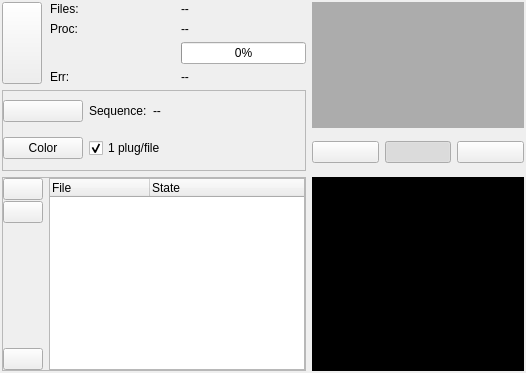
Before: the Qt Designer form workflow/tools/ui/batch_progress_widget.ui in cseyve/piaf, drawn with Qt 5.
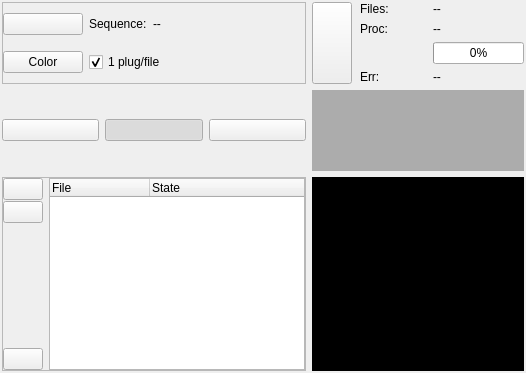
After: the same form once the commit is applied. Icons and pictures are not drawn. Custom widgets are drawn as their Qt base class.

Commit message: Fix display of batch processing tool

The edit to the form file:
```diff
--- a/workflow/tools/ui/batch_progress_widget.ui
+++ b/workflow/tools/ui/batch_progress_widget.ui
@@ -24,158 +24,7 @@
    <property name="margin">
     <number>2</number>
    </property>
-   <item row="0" column="0">
-    <widget class="QWidget" name="widget_progress" native="true">
-     <layout class="QHBoxLayout" name="horizontalLayout">
-      <property name="margin">
-       <number>0</number>
-      </property>
-      <item>
-       <widget class="QPushButton" name="playPauseButton">
-        <property name="sizePolicy">
-         <sizepolicy hsizetype="Preferred" vsizetype="Preferred">
-          <horstretch>0</horstretch>
-          <verstretch>0</verstretch>
-         </sizepolicy>
-        </property>
-        <property name="toolTip">
-         <string>Start processing or pause it</string>
-        </property>
-        <property name="statusTip">
-         <string>Start processing or pause it</string>
-        </property>
-        <property name="text">
-         <string/>
-        </property>
-        <property name="icon">
-         <iconset resource="../../ema.qrc">
-          <normaloff>:/icons/22x22/media-playback-start.png</normaloff>
-          <disabledoff>:/icons/22x22/media-playback-pause.png</disabledoff>:/icons/22x22/media-playback-start.png</iconset>
-        </property>
-        <property name="shortcut">
-         <string>Space</string>
-        </property>
-        <property name="checkable">
-         <bool>true</bool>
-        </property>
-       </widget>
-      </item>
-      <item>
-       <widget class="QWidget" name="widget_files" native="true">
-        <property name="sizePolicy">
-         <sizepolicy hsizetype="Expanding" vsizetype="Preferred">
-          <horstretch>0</horstretch>
-          <verstretch>0</verstretch>
-         </sizepolicy>
-        </property>
-        <property name="minimumSize">
-         <size>
-          <width>0</width>
-          <height>60</height>
-         </size>
-        </property>
-        <layout class="QGridLayout" name="gridLayout">
-         <property name="leftMargin">
-          <number>2</number>
-         </property>
-         <property name="topMargin">
-          <number>0</number>
-         </property>
-         <property name="rightMargin">
-          <number>0</number>
-         </property>
-         <property name="bottomMargin">
-          <number>0</number>
-         </property>
-         <item row="0" column="0">
-          <widget class="QLabel" name="label">
-           <property name="sizePolicy">
-            <sizepolicy hsizetype="Minimum" vsizetype="Preferred">
-             <horstretch>0</horstretch>
-             <verstretch>0</verstretch>
-            </sizepolicy>
-           </property>
-           <property name="text">
-            <string>Files:</string>
-           </property>
-          </widget>
-         </item>
-         <item row="0" column="1">
-          <widget class="QLabel" name="nbFilesLabel">
-           <property name="sizePolicy">
-            <sizepolicy hsizetype="Preferred" vsizetype="Preferred">
-             <horstretch>0</horstretch>
-             <verstretch>0</verstretch>
-            </sizepolicy>
-           </property>
-           <property name="toolTip">
-            <string>Number of files in process list</string>
-           </property>
-           <property name="text">
-            <string>--</string>
-           </property>
-          </widget>
-         </item>
-         <item row="1" column="0">
-          <widget class="QLabel" name="label_2">
-           <property name="sizePolicy">
-            <sizepolicy hsizetype="Minimum" vsizetype="Preferred">
-             <horstretch>0</horstretch>
-             <verstretch>0</verstretch>
-            </sizepolicy>
-           </property>
-           <property name="text">
-            <string>Proc:</string>
-           </property>
-          </widget>
-         </item>
-         <item row="1" column="1">
-          <widget class="QLabel" name="nbProcLabel">
-           <property name="text">
-            <string>--</string>
-           </property>
-          </widget>
-         </item>
-         <item row="3" column="0">
-          <widget class="QLabel" name="label_3">
-           <property name="sizePolicy">
-            <sizepolicy hsizetype="Minimum" vsizetype="Preferred">
-             <horstretch>0</horstretch>
-             <verstretch>0</verstretch>
-            </sizepolicy>
-           </property>
-           <property name="text">
-            <string>Err:</string>
-           </property>
-          </widget>
-         </item>
-         <item row="3" column="1">
-          <widget class="QLabel" name="nbErrLabel">
-           <property name="text">
-            <string>--</string>
-           </property>
-          </widget>
-         </item>
-         <item row="2" column="1">
-          <widget class="QProgressBar" name="progressBar">
-           <property name="sizePolicy">
-            <sizepolicy hsizetype="Preferred" vsizetype="Fixed">
-             <horstretch>0</horstretch>
-             <verstretch>0</verstretch>
-            </sizepolicy>
-           </property>
-           <property name="value">
-            <number>0</number>
-           </property>
-          </widget>
-         </item>
-        </layout>
-       </widget>
-      </item>
-     </layout>
-    </widget>
-   </item>
-   <item row="3" column="2" rowspan="3">
+   <item row="4" column="2" rowspan="3">
     <widget class="ImageWidget" name="imageLabel" native="true">
      <property name="sizePolicy">
       <sizepolicy hsizetype="Expanding" vsizetype="Expanding">
@@ -188,7 +37,7 @@
      </property>
     </widget>
    </item>
-   <item row="3" column="0" rowspan="3">
+   <item row="4" column="0" rowspan="3">
     <widget class="QFrame" name="frame_fileList">
      <property name="frameShape">
       <enum>QFrame::StyledPanel</enum>
@@ -315,25 +164,6 @@
      </layout>
     </widget>
    </item>
-   <item row="0" column="2" rowspan="2">
-    <widget class="TimeHistogramWidget" name="timeHistoWidget" native="true">
-     <property name="sizePolicy">
-      <sizepolicy hsizetype="Expanding" vsizetype="Expanding">
-       <horstretch>0</horstretch>
-       <verstretch>0</verstretch>
-      </sizepolicy>
-     </property>
-     <property name="toolTip">
-      <string>Processing time histogram</string>
-     </property>
-     <property name="statusTip">
-      <string>Processing time histogram</string>
-     </property>
-     <property name="styleSheet">
-      <string notr="true">background-color: rgb(172, 172, 172);</string>
-     </property>
-    </widget>
-   </item>
    <item row="1" column="0" rowspan="2">
     <widget class="QFrame" name="frame">
      <property name="sizePolicy">
@@ -429,7 +259,7 @@
      </layout>
     </widget>
    </item>
-   <item row="2" column="2">
+   <item row="3" column="0">
     <widget class="QWidget" name="widget_options" native="true">
      <layout class="QGridLayout" name="gridLayout_2">
       <property name="margin">
@@ -495,6 +325,176 @@
      </layout>
     </widget>
    </item>
+   <item row="3" column="2">
+    <widget class="TimeHistogramWidget" name="timeHistoWidget" native="true">
+     <property name="sizePolicy">
+      <sizepolicy hsizetype="Expanding" vsizetype="Expanding">
+       <horstretch>0</horstretch>
+       <verstretch>0</verstretch>
+      </sizepolicy>
+     </property>
+     <property name="toolTip">
+      <string>Processing time histogram</string>
+     </property>
+     <property name="statusTip">
+      <string>Processing time histogram</string>
+     </property>
+     <property name="styleSheet">
+      <string notr="true">background-color: rgb(172, 172, 172);</string>
+     </property>
+    </widget>
+   </item>
+   <item row="1" column="2" rowspan="2">
+    <widget class="QWidget" name="widget_progress" native="true">
+     <layout class="QHBoxLayout" name="horizontalLayout">
+      <property name="margin">
+       <number>0</number>
+      </property>
+      <item>
+       <widget class="QPushButton" name="playPauseButton">
+        <property name="sizePolicy">
+         <sizepolicy hsizetype="Preferred" vsizetype="Preferred">
+          <horstretch>0</horstretch>
+          <verstretch>0</verstretch>
+         </sizepolicy>
+        </property>
+        <property name="toolTip">
+         <string>Start processing or pause it</string>
+        </property>
+        <property name="statusTip">
+         <string>Start processing or pause it</string>
+        </property>
+        <property name="text">
+         <string/>
+        </property>
+        <property name="icon">
+         <iconset resource="../../ema.qrc">
+          <normaloff>:/icons/22x22/media-playback-start.png</normaloff>
+          <disabledoff>:/icons/22x22/media-playback-pause.png</disabledoff>:/icons/22x22/media-playback-start.png</iconset>
+        </property>
+        <property name="shortcut">
+         <string>Space</string>
+        </property>
+        <property name="checkable">
+         <bool>true</bool>
+        </property>
+       </widget>
+      </item>
+      <item>
+       <widget class="QWidget" name="widget_files" native="true">
+        <property name="sizePolicy">
+         <sizepolicy hsizetype="Expanding" vsizetype="Preferred">
+          <horstretch>0</horstretch>
+          <verstretch>0</verstretch>
+         </sizepolicy>
+        </property>
+        <property name="minimumSize">
+         <size>
+          <width>0</width>
+          <height>60</height>
+         </size>
+        </property>
+        <layout class="QGridLayout" name="gridLayout">
+         <property name="leftMargin">
+          <number>2</number>
+         </property>
+         <property name="topMargin">
+          <number>0</number>
+         </property>
+         <property name="rightMargin">
+          <number>0</number>
+         </property>
+         <property name="bottomMargin">
+          <number>0</number>
+         </property>
+         <item row="0" column="0">
+          <widget class="QLabel" name="label">
+           <property name="sizePolicy">
+            <sizepolicy hsizetype="Minimum" vsizetype="Preferred">
+             <horstretch>0</horstretch>
+             <verstretch>0</verstretch>
+            </sizepolicy>
+           </property>
+           <property name="text">
+            <string>Files:</string>
+           </property>
+          </widget>
+         </item>
+         <item row="0" column="1">
+          <widget class="QLabel" name="nbFilesLabel">
+           <property name="sizePolicy">
+            <sizepolicy hsizetype="Preferred" vsizetype="Preferred">
+             <horstretch>0</horstretch>
+             <verstretch>0</verstretch>
+            </sizepolicy>
+           </property>
+           <property name="toolTip">
+            <string>Number of files in process list</string>
+           </property>
+           <property name="text">
+            <string>--</string>
+           </property>
+          </widget>
+         </item>
+         <item row="1" column="0">
+          <widget class="QLabel" name="label_2">
+           <property name="sizePolicy">
+            <sizepolicy hsizetype="Minimum" vsizetype="Preferred">
+             <horstretch>0</horstretch>
+             <verstretch>0</verstretch>
+            </sizepolicy>
+           </property>
+           <property name="text">
+            <string>Proc:</string>
+           </property>
+          </widget>
+         </item>
+         <item row="1" column="1">
+          <widget class="QLabel" name="nbProcLabel">
+           <property name="text">
+            <string>--</string>
+           </property>
+          </widget>
+         </item>
+         <item row="3" column="0">
+          <widget class="QLabel" name="label_3">
+           <property name="sizePolicy">
+            <sizepolicy hsizetype="Minimum" vsizetype="Preferred">
+             <horstretch>0</horstretch>
+             <verstretch>0</verstretch>
+            </sizepolicy>
+           </property>
+           <property name="text">
+            <string>Err:</string>
+           </property>
+          </widget>
+         </item>
+         <item row="3" column="1">
+          <widget class="QLabel" name="nbErrLabel">
+           <property name="text">
+            <string>--</string>
+           </property>
+          </widget>
+         </item>
+         <item row="2" column="1">
+          <widget class="QProgressBar" name="progressBar">
+           <property name="sizePolicy">
+            <sizepolicy hsizetype="Preferred" vsizetype="Fixed">
+             <horstretch>0</horstretch>
+             <verstretch>0</verstretch>
+            </sizepolicy>
+           </property>
+           <property name="value">
+            <number>0</number>
+           </property>
+          </widget>
+         </item>
+        </layout>
+       </widget>
+      </item>
+     </layout>
+    </widget>
+   </item>
   </layout>
  </widget>
  <customwidgets>
```
The commit also changes 4 other files.
